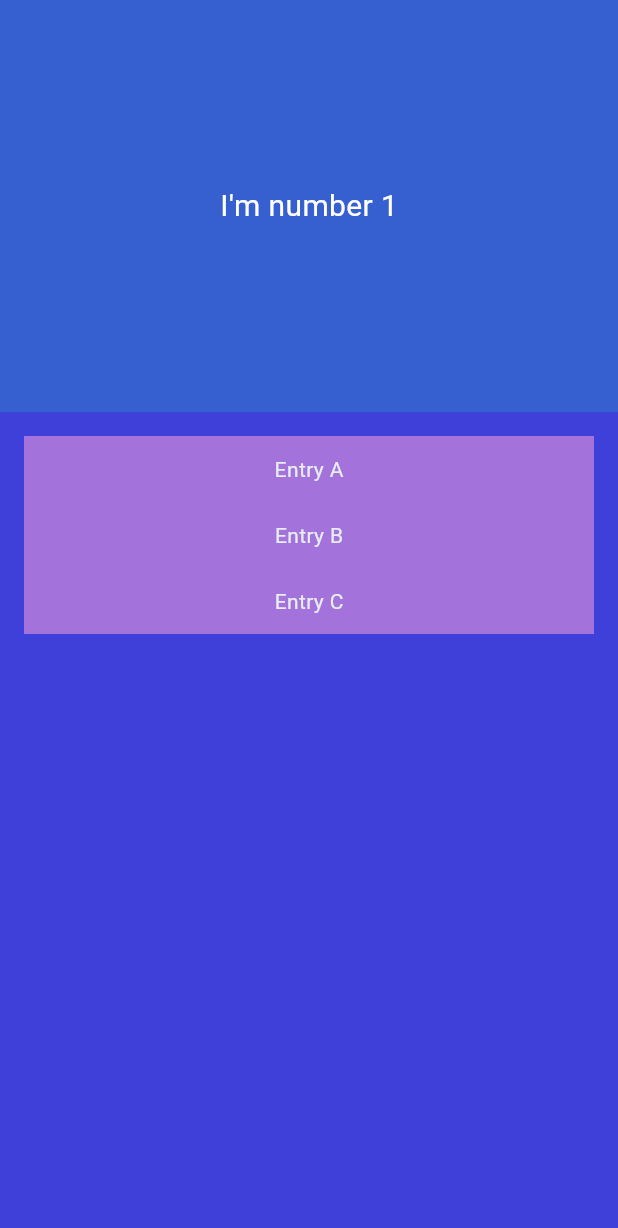
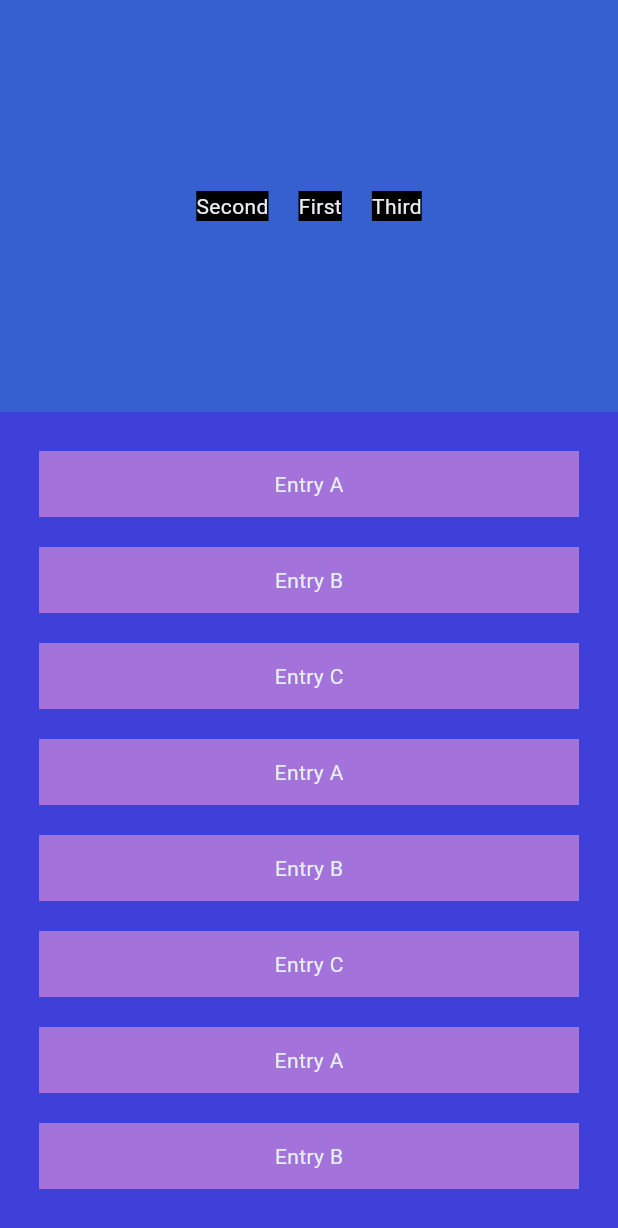
Before and after one commit to SQ77/MarketMirror, a Flutter app: the LeaderboardPage widget shown alone on an empty page, opened directly, on a phone screen of 412 x 824 dp. Shown: the top 1228 px of the screen. Run offline on Flutter 3.47's test engine with Material 3 defaults, Android fonts, the phone set to English and light mode, and no system bars; our stand-ins replace flutter_dotenv, supabase_flutter; accounts and stored records are empty; network calls fail.

Commit message:
Add UI for first, second and third place

```diff
--- a/lib/pages/news/leaderboard_page.dart
+++ b/lib/pages/news/leaderboard_page.dart
@@ -3,7 +3,7 @@ import 'package:flutter/material.dart';
 class LeaderboardPage extends StatelessWidget {
   const LeaderboardPage({super.key});
 
-  final List<String> entries = const <String>['A', 'B', 'C'];
+  final List<String> entries = const <String>['A', 'B', 'C', 'A', 'B', 'C', 'A', 'B', 'C'];
 
   @override
   Widget build(BuildContext context) {
@@ -15,9 +15,36 @@ class LeaderboardPage extends StatelessWidget {
             width: double.infinity,
             color: const Color.fromARGB(237, 57, 101, 221),
             alignment: Alignment.center,
-            child: const Text(
-              "I'm number 1",
-              style: TextStyle(color: Colors.white, fontSize: 20),
+            child: Padding(
+              padding: EdgeInsets.all(10),
+              child: Center(
+                child: Row(
+                  mainAxisAlignment: MainAxisAlignment.center, // This centers the row contents
+                  children: [
+                    Padding(
+                      padding: EdgeInsets.all(10),
+                      child: Container(
+                        color: Colors.black,
+                        child: Text("Second"),
+                      ),
+                    ), // Second place
+                    Padding(
+                      padding: EdgeInsets.all(10),
+                      child: Container(
+                        color: Colors.black,
+                        child: Text("First"),
+                      ),
+                    ), // First Place
+                    Padding(
+                      padding: EdgeInsets.all(10),
+                      child: Container(
+                        color: Colors.black,
+                        child: Text("Third"),
+                      ),
+                    ), // Third Place
+                  ],
+                ),
+              ),
             ),
           ),
         ),
@@ -32,6 +59,7 @@ class LeaderboardPage extends StatelessWidget {
                   itemCount: entries.length,
                   itemBuilder: (BuildContext context, int index) {
                     return Container(
+                      margin: EdgeInsets.all(10),
                       padding: const EdgeInsets.all(12),
                       color: const Color.fromARGB(240, 169, 117, 218),
                       child: Center(child: Text('Entry ${entries[index]}')),
```
